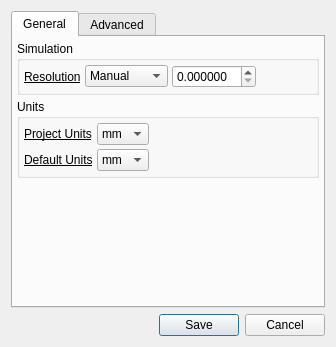
The window that qt/settings_dialog.ui (CauldronDevelopmentLLC/CAMotics) describes before a commit, drawn with Qt 5.
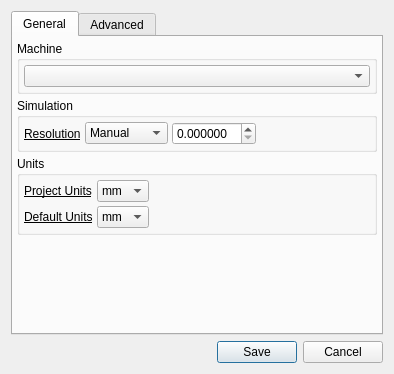
The same window after the commit.

Commit message: Initial commit with machine view support

Patch:
```diff
--- a/qt/settings_dialog.ui
+++ b/qt/settings_dialog.ui
@@ -6,8 +6,8 @@
    <rect>
     <x>0</x>
     <y>0</y>
-    <width>336</width>
-    <height>347</height>
+    <width>394</width>
+    <height>374</height>
    </rect>
   </property>
   <property name="windowTitle">
@@ -39,6 +39,33 @@
        <property name="bottomMargin">
         <number>4</number>
        </property>
+       <item>
+        <widget class="QGroupBox" name="groupBox_4">
+         <property name="title">
+          <string>Machine</string>
+         </property>
+         <layout class="QHBoxLayout" name="horizontalLayout_2">
+          <property name="spacing">
+           <number>4</number>
+          </property>
+          <property name="leftMargin">
+           <number>4</number>
+          </property>
+          <property name="topMargin">
+           <number>4</number>
+          </property>
+          <property name="rightMargin">
+           <number>4</number>
+          </property>
+          <property name="bottomMargin">
+           <number>4</number>
+          </property>
+          <item>
+           <widget class="QComboBox" name="machineComboBox"/>
+          </item>
+         </layout>
+        </widget>
+       </item>
        <item>
         <widget class="QGroupBox" name="groupBox">
          <property name="font">
```
The commit also changes 50 other files.
